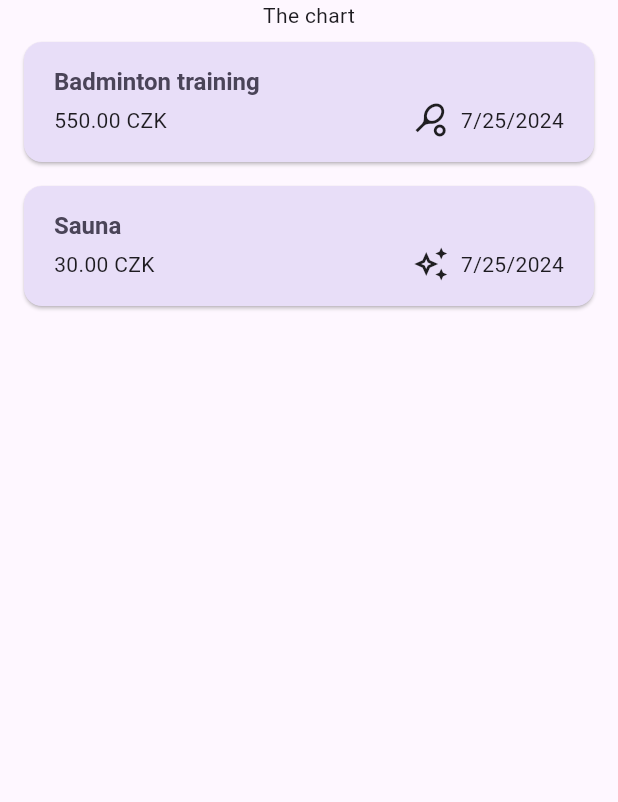
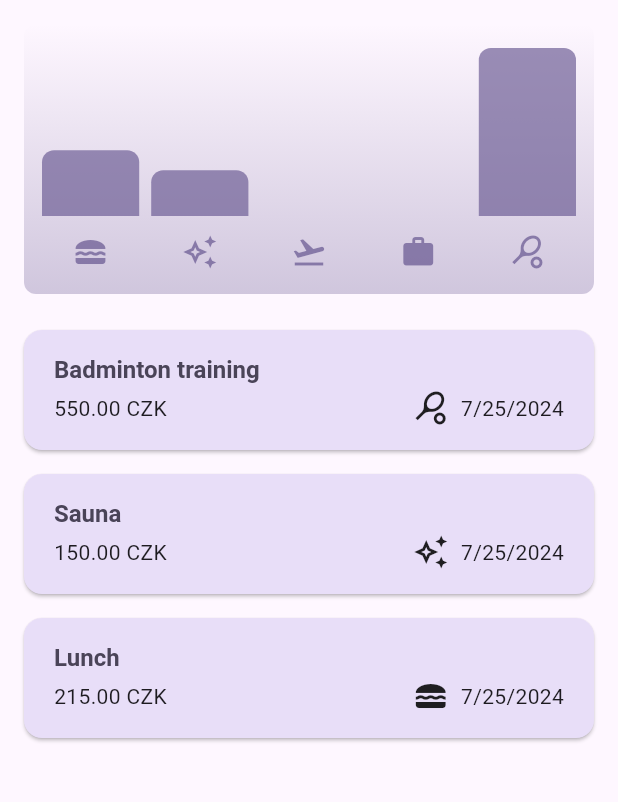
Before and after one commit to yaroslavsolokha/expense_tracker, a Flutter app: the screen it shows after launch, on a phone screen of 412 x 824 dp, the part 84-886 px from its top. Run offline on Flutter 3.47's test engine with Material 3 defaults, Android fonts, the phone set to English and light mode, and no system bars.

Commit message:
adding an chart

```diff
--- a/lib/models/expense.dart
+++ b/lib/models/expense.dart
@@ -1,3 +1,4 @@
+import 'package:expense_tracker/widgets/expenses.dart';
 import 'package:flutter/material.dart';
 import 'package:uuid/uuid.dart';
 import 'package:intl/intl.dart';
@@ -33,3 +34,25 @@ class Expense {
     return formatter.format(date);
   }
 }
+
+class ExpenseBucket {
+  ExpenseBucket({required this.category, required this.expenses});
+
+  ExpenseBucket.forCategory(List<Expense> allExpenses, this.category)
+      : expenses = allExpenses
+            .where((expense) => expense.category == category)
+            .toList();
+
+  final Category category;
+  final List<Expense> expenses;
+
+  double get totalExpenses {
+    double sum = 0;
+
+    for (final expense in expenses) {
+      sum += expense.amount; // sum = sum + expense.amount;
+    }
+
+    return sum;
+  }
+}
--- /dev/null
+++ b/lib/widgets/chart/chart.dart
@@ -0,0 +1,96 @@
+import 'package:flutter/material.dart';
+
+import 'package:expense_tracker/widgets/chart/chart_bar.dart';
+import 'package:expense_tracker/models/expense.dart';
+
+class Chart extends StatelessWidget {
+  const Chart({super.key, required this.expenses});
+
+  final List<Expense> expenses;
+
+  List<ExpenseBucket> get buckets {
+    return [
+      ExpenseBucket.forCategory(expenses, Category.food),
+      ExpenseBucket.forCategory(expenses, Category.leisure),
+      ExpenseBucket.forCategory(expenses, Category.travel),
+      ExpenseBucket.forCategory(expenses, Category.work),
+      ExpenseBucket.forCategory(expenses, Category.badminton),
+    ];
+  }
+
+  double get maxTotalExpense {
+    double maxTotalExpense = 0;
+
+    for (final bucket in buckets) {
+      if (bucket.totalExpenses > maxTotalExpense) {
+        maxTotalExpense = bucket.totalExpenses;
+      }
+    }
+
+    return maxTotalExpense;
+  }
+
+  @override
+  Widget build(BuildContext context) {
+    final isDarkMode =
+        MediaQuery.of(context).platformBrightness == Brightness.dark;
+    return Container(
+      margin: const EdgeInsets.all(16),
+      padding: const EdgeInsets.symmetric(
+        vertical: 16,
+        horizontal: 8,
+      ),
+      width: double.infinity,
+      height: 180,
+      decoration: BoxDecoration(
+        borderRadius: BorderRadius.circular(8),
+        gradient: LinearGradient(
+          colors: [
+            Theme.of(context).colorScheme.primary.withOpacity(0.3),
+            Theme.of(context).colorScheme.primary.withOpacity(0.0)
+          ],
+          begin: Alignment.bottomCenter,
+          end: Alignment.topCenter,
+        ),
+      ),
+      child: Column(
+        children: [
+          Expanded(
+            child: Row(
+              crossAxisAlignment: CrossAxisAlignment.end,
+              children: [
+                for (final bucket in buckets) // alternative to map()
+                  ChartBar(
+                    fill: bucket.totalExpenses == 0
+                        ? 0
+                        : bucket.totalExpenses / maxTotalExpense,
+                  )
+              ],
+            ),
+          ),
+          const SizedBox(height: 12),
+          Row(
+            children: buckets
+                .map(
+                  (bucket) => Expanded(
+                    child: Padding(
+                      padding: const EdgeInsets.symmetric(horizontal: 4),
+                      child: Icon(
+                        categoryIcons[bucket.category],
+                        color: isDarkMode
+                            ? Theme.of(context).colorScheme.secondary
+                            : Theme.of(context)
+                                .colorScheme
+                                .primary
+                                .withOpacity(0.7),
+                      ),
+                    ),
+                  ),
+                )
+                .toList(),
+          )
+        ],
+      ),
+    );
+  }
+}
--- /dev/null
+++ b/lib/widgets/chart/chart_bar.dart
@@ -0,0 +1,34 @@
+import 'package:flutter/material.dart';
+
+class ChartBar extends StatelessWidget {
+  const ChartBar({
+    super.key,
+    required this.fill,
+  });
+
+  final double fill;
+
+  @override
+  Widget build(BuildContext context) {
+    final isDarkMode =
+        MediaQuery.of(context).platformBrightness == Brightness.dark;
+    return Expanded(
+      child: Padding(
+        padding: const EdgeInsets.symmetric(horizontal: 4),
+        child: FractionallySizedBox(
+          heightFactor: fill,
+          child: DecoratedBox(
+            decoration: BoxDecoration(
+              shape: BoxShape.rectangle,
+              borderRadius:
+                  const BorderRadius.vertical(top: Radius.circular(8)),
+              color: isDarkMode
+                  ? Theme.of(context).colorScheme.secondary
+                  : Theme.of(context).colorScheme.primary.withOpacity(0.65),
+            ),
+          ),
+        ),
+      ),
+    );
+  }
+}
--- a/lib/widgets/expenses.dart
+++ b/lib/widgets/expenses.dart
@@ -1,3 +1,4 @@
+import 'package:expense_tracker/widgets/chart/chart.dart';
 import 'package:expense_tracker/widgets/expenses_list/expenses_list.dart';
 import 'package:expense_tracker/models/expense.dart';
 import 'package:expense_tracker/widgets/new_expense.dart';
@@ -22,9 +23,15 @@ class _ExpensesState extends State<Expenses> {
     ),
     Expense(
       title: 'Sauna',
-      amount: 30,
+      amount: 150,
       date: DateTime.now(),
       category: Category.leisure,
+    ),
+    Expense(
+      title: 'Lunch',
+      amount: 215,
+      date: DateTime.now(),
+      category: Category.food,
     )
   ];
 
@@ -93,7 +100,7 @@ class _ExpensesState extends State<Expenses> {
       ),
       body: Column(
         children: [
-          const Text('The chart'),
+          Chart(expenses: _reqisteredExpenses),
           Expanded(child: mainContent),
         ],
       ),
```
